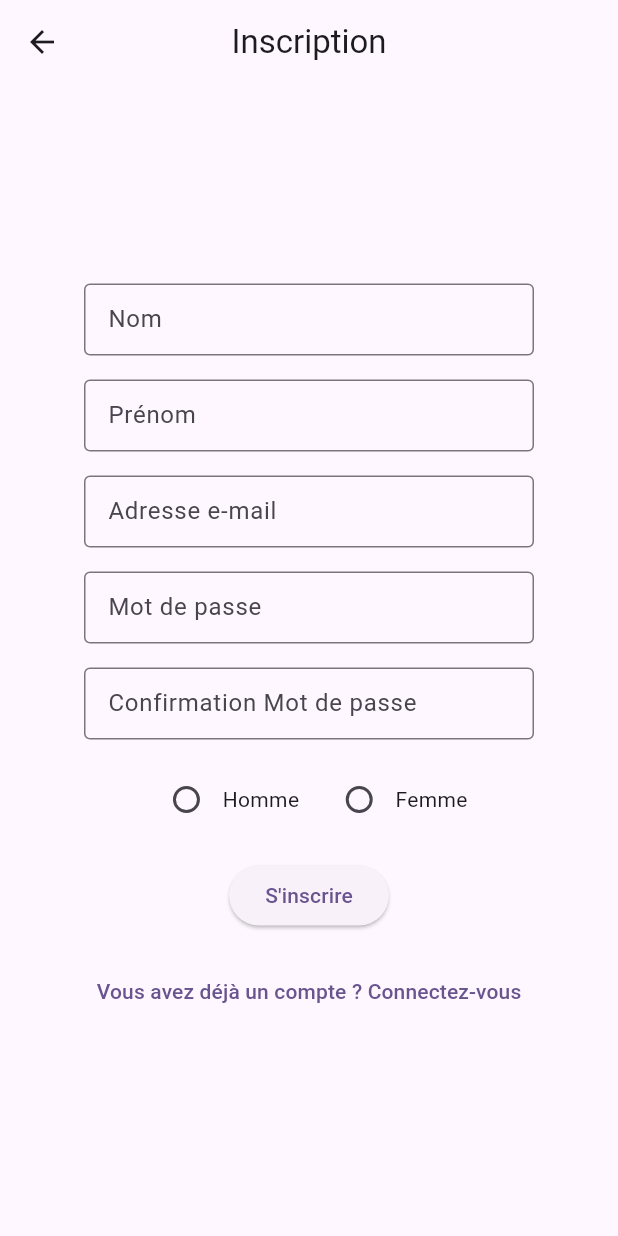
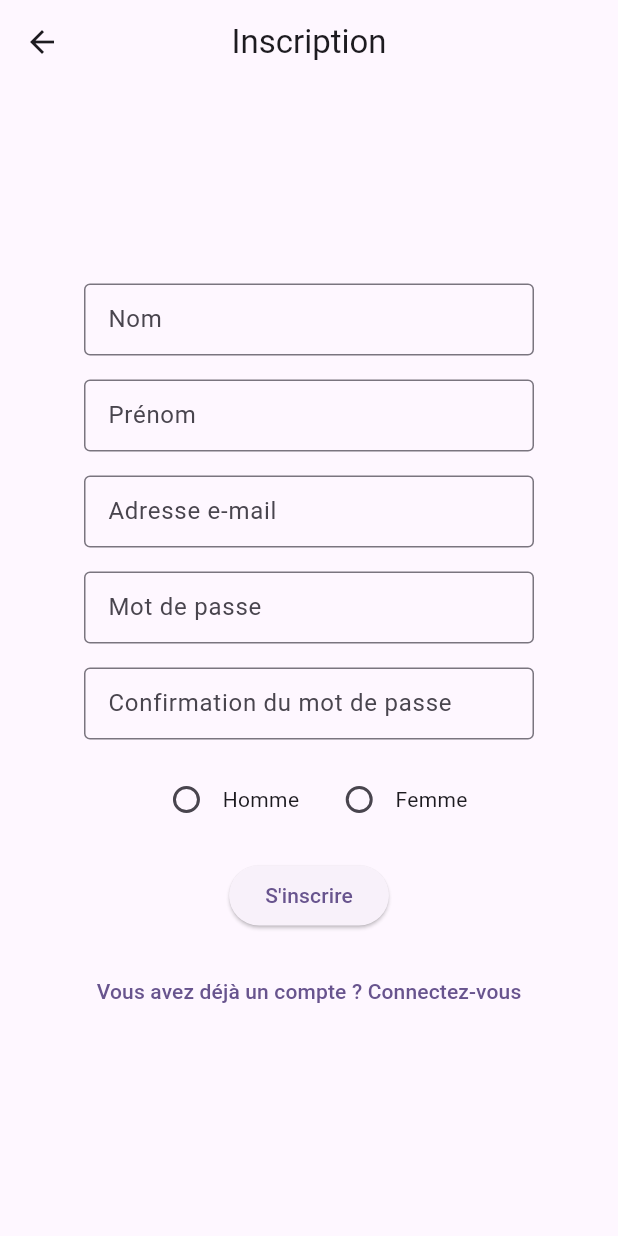
Before and after one commit to adiallo12/lpmiManageApp, a Flutter app: the RegisterScreen screen opened directly, on a phone screen of 412 x 824 dp. Run offline on Flutter 3.47's test engine with Material 3 defaults, Android fonts, the phone set to English and light mode, and no system bars.

Commit message:
feat:registration page

```diff
--- a/lib/register_screen.dart
+++ b/lib/register_screen.dart
@@ -72,7 +72,7 @@ class _RegisterScreenState extends State<RegisterScreen> {
               width: 300.0, // Ajustez la largeur comme souhaité
               child: TextFormField(
                 decoration: const  InputDecoration(
-                  labelText: 'Confirmation Mot de passe',
+                  labelText: 'Confirmation du mot de passe',
                   border: OutlineInputBorder(),
                   contentPadding:  EdgeInsets.symmetric(vertical: 10.0, horizontal: 12.0),
                 ),
```
